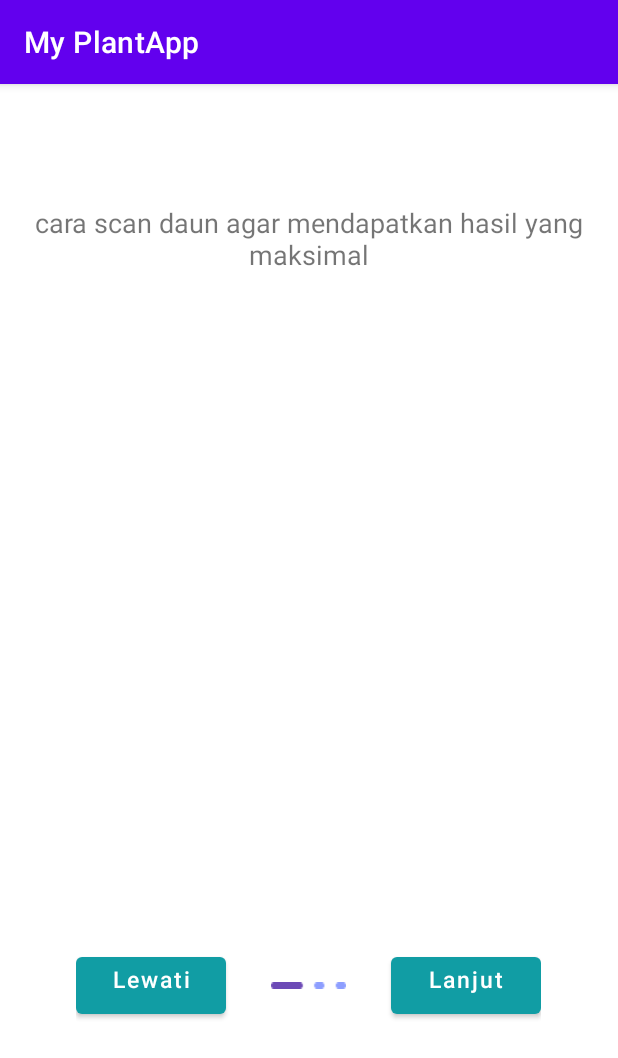
After one commit to anggitwr/PlantApp, an Android app: the OnboardingActivity screen opened directly, with no data from a screen before it, on a phone screen of 412 x 824 dp. The commit adds this screen. Shown: the top 1058 px of the screen. Run offline under Robolectric (Android 15) with nearby library versions, the phone set to English and light mode, and no system bars.

Commit message:
add onBoard and some update

```diff
--- /dev/null
+++ b/app/src/main/java/com/anggitwr/myplantapp/OnboardingActivity.kt
@@ -0,0 +1,31 @@
+package com.anggitwr.myplantapp
+
+import android.content.Intent
+import androidx.appcompat.app.AppCompatActivity
+import android.os.Bundle
+import android.view.View
+import com.anggitwr.myplantapp.databinding.ActivityOnboardingBinding
+
+class OnboardingActivity : AppCompatActivity() {
+    private lateinit var binding: ActivityOnboardingBinding
+
+    override fun onCreate(savedInstanceState: Bundle?) {
+        super.onCreate(savedInstanceState)
+        setContentView(R.layout.activity_onboarding)
+        binding = ActivityOnboardingBinding.inflate(layoutInflater)
+        setContentView(binding.root)
+
+        action()
+    }
+
+    private fun action(){
+        binding.btnOnb1Lewati.setOnClickListener {
+            val intent = Intent(this, MainActivity::class.java)
+            startActivity(intent)
+        }
+        binding.btnOnb1Lanjut.setOnClickListener {
+            val intent = Intent(this, OnboardingActivity2::class.java)
+            startActivity(intent)
+        }
+    }
+}
--- a/app/src/main/res/layout/activity_main.xml
+++ b/app/src/main/res/layout/activity_main.xml
@@ -52,6 +52,7 @@
                 android:background="@drawable/btn_galery"
                 android:padding="10dp"
                 android:text="@string/btn_galery"
+                android:textAllCaps="false"
                 android:textColor="@color/white" />
 
             <androidx.appcompat.widget.AppCompatButton
@@ -61,6 +62,7 @@
                 android:layout_marginStart="10dp"
                 android:background="@drawable/btn_galery"
                 android:text="@string/btncamera"
+                android:textAllCaps="false"
                 android:textColor="@color/white" />
         </LinearLayout>
 
@@ -69,6 +71,7 @@
             android:layout_width="wrap_content"
             android:layout_height="wrap_content"
             android:text="@string/predict"
+            android:textAllCaps="false"
             android:background="@drawable/btn_scan"
             android:textColor="@color/white"
             android:layout_marginTop="10dp"
--- /dev/null
+++ b/app/src/main/res/layout/activity_onboarding.xml
@@ -0,0 +1,93 @@
+<?xml version="1.0" encoding="utf-8"?>
+<androidx.constraintlayout.widget.ConstraintLayout xmlns:android="http://schemas.android.com/apk/res/android"
+    xmlns:app="http://schemas.android.com/apk/res-auto"
+    xmlns:tools="http://schemas.android.com/tools"
+    android:layout_width="match_parent"
+    android:layout_height="match_parent"
+    tools:context=".OnboardingActivity">
+
+    <ImageView
+        android:id="@+id/iv_onb_1"
+        android:layout_width="250dp"
+        android:layout_height="250dp"
+        android:layout_marginTop="48dp"
+        android:alpha="0"
+        android:contentDescription="@string/contem_des_1"
+        app:layout_constraintEnd_toEndOf="@+id/textView"
+        app:layout_constraintStart_toStartOf="@+id/textView"
+        app:layout_constraintTop_toBottomOf="@+id/textView"
+        app:srcCompat="@drawable/scancontoh" />
+
+    <TextView
+        android:id="@+id/textView"
+        android:layout_width="wrap_content"
+        android:layout_height="wrap_content"
+        android:layout_marginTop="80dp"
+        android:text="@string/contem_des_1"
+        android:textSize="18sp"
+        android:textAlignment="center"
+        app:layout_constraintEnd_toEndOf="parent"
+        app:layout_constraintHorizontal_bias="0.495"
+        app:layout_constraintStart_toStartOf="parent"
+        app:layout_constraintTop_toTopOf="parent" />
+
+    <LinearLayout
+        android:layout_width="wrap_content"
+        android:layout_height="wrap_content"
+        android:layout_marginTop="152dp"
+        android:orientation="horizontal"
+        app:layout_constraintEnd_toEndOf="parent"
+        app:layout_constraintHorizontal_bias="0.495"
+        app:layout_constraintStart_toStartOf="parent"
+        app:layout_constraintTop_toBottomOf="@+id/iv_onb_1">
+
+        <Button
+            android:id="@+id/btn_onb_1_lewati"
+            android:layout_width="100dp"
+            android:layout_height="50dp"
+            android:gravity="center"
+            android:text="@string/btn_onb_1_lewati"
+            android:textAllCaps="false"
+            android:textColor="@color/white"
+            android:textSize="15sp"
+            app:backgroundTint="@color/cp_2"
+            app:layout_constraintBottom_toBottomOf="parent"
+            app:layout_constraintEnd_toEndOf="parent"
+            app:layout_constraintStart_toStartOf="parent"
+            app:strokeColor="#FFFFFF" />
+
+        <androidx.constraintlayout.widget.ConstraintLayout
+            android:layout_width="50dp"
+            android:layout_height="match_parent"
+            android:layout_marginLeft="30dp"
+            android:layout_marginRight="30dp">
+
+            <ImageView
+                android:id="@+id/iv_slide_nav"
+                android:layout_width="match_parent"
+                android:layout_height="match_parent"
+                android:contentDescription="@string/contem_des_1"
+                app:layout_constraintBottom_toBottomOf="parent"
+                app:layout_constraintEnd_toEndOf="parent"
+                app:layout_constraintStart_toStartOf="parent"
+                app:layout_constraintTop_toTopOf="parent"
+                app:srcCompat="@drawable/slide_nav" />
+        </androidx.constraintlayout.widget.ConstraintLayout>
+
+        <Button
+            android:id="@+id/btn_onb_1_lanjut"
+            android:layout_width="100dp"
+            android:layout_height="50dp"
+            android:gravity="center"
+            android:text="@string/btn_onb_1_lanjut"
+            android:textAllCaps="false"
+            android:textColor="@color/white"
+            android:textSize="15sp"
+            app:backgroundTint="@color/cp_2"
+            app:layout_constraintBottom_toBottomOf="parent"
+            app:layout_constraintEnd_toEndOf="parent"
+            app:layout_constraintStart_toStartOf="parent"
+            app:strokeColor="#FFFFFF" />
+    </LinearLayout>
+
+</androidx.constraintlayout.widget.ConstraintLayout>
--- a/app/src/main/res/values/colors.xml
+++ b/app/src/main/res/values/colors.xml
@@ -7,7 +7,9 @@
     <color name="teal_700">#FF018786</color>
     <color name="black">#FF000000</color>
     <color name="white">#FFFFFFFF</color>
-    <color name="blue_50">#E3F2FD</color>
-    <color name="blue_200">#33A1FD</color>
+    <color name="blue_50">#E3FDEC</color>
+    <color name="blue_200">#6CA56A</color>
     <color name="yellow_1">#FFAB49</color>
+
+    <color name="cp_2">#119DA4</color>
 </resources>
--- a/app/src/main/res/values/strings.xml
+++ b/app/src/main/res/values/strings.xml
@@ -2,9 +2,9 @@
     <string name="app_name">My PlantApp</string>
     <string name="plant_app">Plant App</string>
     <string name="add_information">mendeteksi tanaman dan manfaatnya melalui daun</string>
-    <string name="btn_galery">galery</string>
-    <string name="btncamera">camera</string>
-    <string name="predict">scan</string>
+    <string name="btn_galery">Galery</string>
+    <string name="btncamera">Camera</string>
+    <string name="predict">Scan</string>
     <string name="hasil">hasil</string>
     <string name="hasil_kurang">akurasi kurang</string>
     <string name="not_identification">tidak teridentifikasi</string>
@@ -27,4 +27,8 @@
     <string name="perubahan_lidahbuaya_detail">lidah buaya berkhasiat untuk mengobati luka bakar, mengurangi plak gigi, memperlambat penuaan kulit</string>
     <string name="perubahan_tehhijau">teh hijau</string>
     <string name="perubahan_tehhijau_detail">teh hijau mengandung antioksidan, antimikroba dan antiinflamasi yang bermanfaat dalam menjaga kesehatan kulit wajah, seperti membantu mengatasi jerawat serta mengurangi produksi minyak berlebih. teh hijau mengandung antioksidan, antimikroba dan antiinflamasi yang bermanfaat dalam menjaga kesehatan kulit wajah, seperti membantu mengatasi jerawat serta mengurangi produksi minyak berlebih.teh hijau mengandung antioksidan, antimikroba dan antiinflamasi yang bermanfaat dalam menjaga kesehatan kulit wajah, seperti membantu mengatasi jerawat serta mengurangi produksi minyak berlebih</string>
+    <string name="contem_des_1">cara scan daun agar mendapatkan hasil yang maksimal</string>
+    <string name="btn_onb_1_lewati">Lewati\n</string>
+    <string name="btn_onb_1_lanjut">Lanjut\n</string>
+    <string name="contem_des_2">Tampilan hasil scan tanaman</string>
 </resources>
```
Also changed, not shown: app/src/main/AndroidManifest.xml (+8 -1 lines), app/src/main/java/com/anggitwr/myplantapp/OnboardingActivity2.kt (added, +11 -0 lines), app/src/main/res/layout/activity_onboarding2.xml (added, +93 -0 lines), app/src/main/res/drawable/scancontoh.png (added), app/src/main/res/drawable/screen_manfaat.png (added), app/src/main/res/drawable/slide_nav.png (added), 1 other file.
